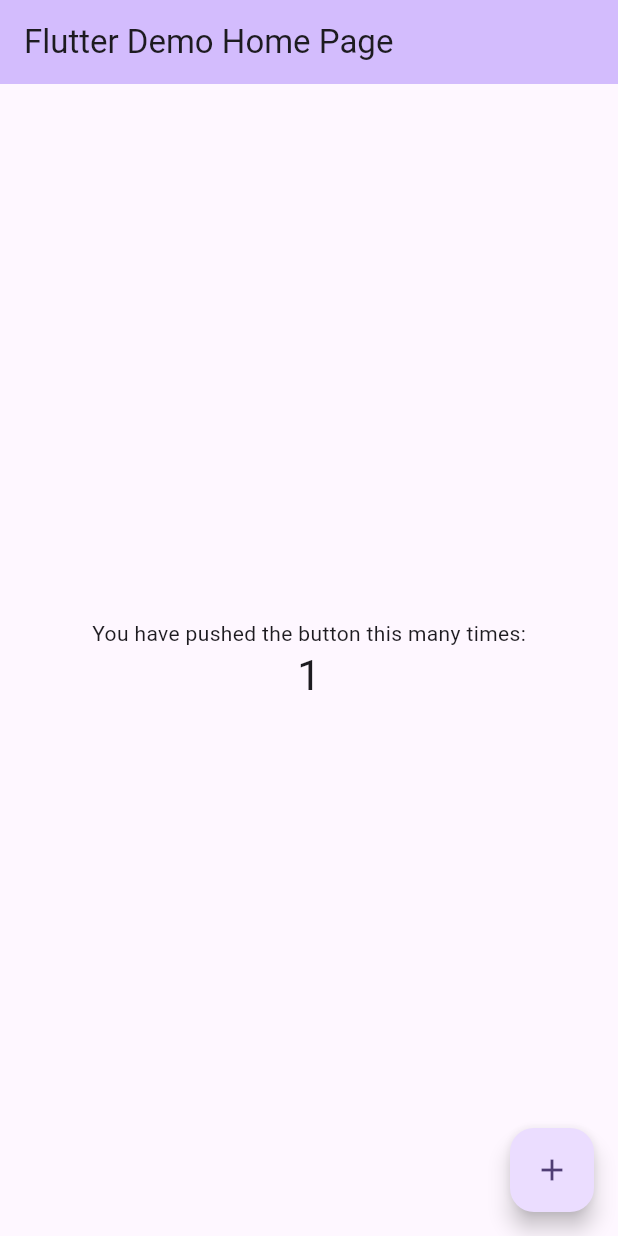
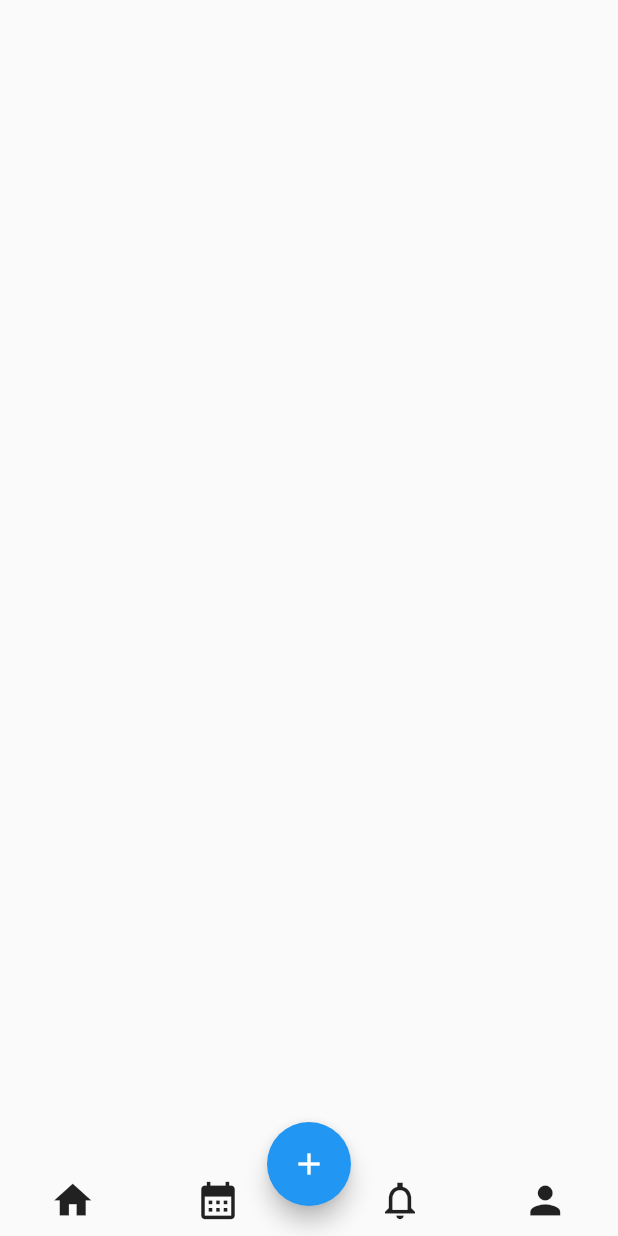
Before and after one commit to elbadritarek/to_do_app, a Flutter app: the screen it shows after launch, after a tap on the "add" icon, on a phone screen of 412 x 824 dp. Run offline on Flutter 3.47's test engine with Material 2 defaults, Android fonts, the phone set to English and light mode, and no system bars.

Commit message:
create home view and add bottomNavigationBar

```diff
--- a/lib/main.dart
+++ b/lib/main.dart
@@ -1,125 +1,18 @@
 import 'package:flutter/material.dart';
+import 'package:to_do_app/views/home_view.dart';
 
 void main() {
-  runApp(const MyApp());
+  runApp(const TodoApp());
 }
 
-class MyApp extends StatelessWidget {
-  const MyApp({super.key});
+class TodoApp extends StatelessWidget {
+  const TodoApp({super.key});
 
   // This widget is the root of your application.
   @override
   Widget build(BuildContext context) {
     return MaterialApp(
-      title: 'Flutter Demo',
-      theme: ThemeData(
-        // This is the theme of your application.
-        //
-        // TRY THIS: Try running your application with "flutter run". You'll see
-        // the application has a blue toolbar. Then, without quitting the app,
-        // try changing the seedColor in the colorScheme below to Colors.green
-        // and then invoke "hot reload" (save your changes or press the "hot
-        // reload" button in a Flutter-supported IDE, or press "r" if you used
-        // the command line to start the app).
-        //
-        // Notice that the counter didn't reset back to zero; the application
-        // state is not lost during the reload. To reset the state, use hot
-        // restart instead.
-        //
-        // This works for code too, not just values: Most code changes can be
-        // tested with just a hot reload.
-        colorScheme: ColorScheme.fromSeed(seedColor: Colors.deepPurple),
-        useMaterial3: true,
-      ),
-      home: const MyHomePage(title: 'Flutter Demo Home Page'),
+      home: HomeView(),
     );
   }
 }
-
-class MyHomePage extends StatefulWidget {
-  const MyHomePage({super.key, required this.title});
-
-  // This widget is the home page of your application. It is stateful, meaning
-  // that it has a State object (defined below) that contains fields that affect
-  // how it looks.
-
-  // This class is the configuration for the state. It holds the values (in this
-  // case the title) provided by the parent (in this case the App widget) and
-  // used by the build method of the State. Fields in a Widget subclass are
-  // always marked "final".
-
-  final String title;
-
-  @override
-  State<MyHomePage> createState() => _MyHomePageState();
-}
-
-class _MyHomePageState extends State<MyHomePage> {
-  int _counter = 0;
-
-  void _incrementCounter() {
-    setState(() {
-      // This call to setState tells the Flutter framework that something has
-      // changed in this State, which causes it to rerun the build method below
-      // so that the display can reflect the updated values. If we changed
-      // _counter without calling setState(), then the build method would not be
-      // called again, and so nothing would appear to happen.
-      _counter++;
-    });
-  }
-
-  @override
-  Widget build(BuildContext context) {
-    // This method is rerun every time setState is called, for instance as done
-    // by the _incrementCounter method above.
-    //
-    // The Flutter framework has been optimized to make rerunning build methods
-    // fast, so that you can just rebuild anything that needs updating rather
-    // than having to individually change instances of widgets.
-    return Scaffold(
-      appBar: AppBar(
-        // TRY THIS: Try changing the color here to a specific color (to
-        // Colors.amber, perhaps?) and trigger a hot reload to see the AppBar
-        // change color while the other colors stay the same.
-        backgroundColor: Theme.of(context).colorScheme.inversePrimary,
-        // Here we take the value from the MyHomePage object that was created by
-        // the App.build method, and use it to set our appbar title.
-        title: Text(widget.title),
-      ),
-      body: Center(
-        // Center is a layout widget. It takes a single child and positions it
-        // in the middle of the parent.
-        child: Column(
-          // Column is also a layout widget. It takes a list of children and
-          // arranges them vertically. By default, it sizes itself to fit its
-          // children horizontally, and tries to be as tall as its parent.
-          //
-          // Column has various properties to control how it sizes itself and
-          // how it positions its children. Here we use mainAxisAlignment to
-          // center the children vertically; the main axis here is the vertical
-          // axis because Columns are vertical (the cross axis would be
-          // horizontal).
-          //
-          // TRY THIS: Invoke "debug painting" (choose the "Toggle Debug Paint"
-          // action in the IDE, or press "p" in the console), to see the
-          // wireframe for each widget.
-          mainAxisAlignment: MainAxisAlignment.center,
-          children: <Widget>[
-            const Text(
-              'You have pushed the button this many times:',
-            ),
-            Text(
-              '$_counter',
-              style: Theme.of(context).textTheme.headlineMedium,
-            ),
-          ],
-        ),
-      ),
-      floatingActionButton: FloatingActionButton(
-        onPressed: _incrementCounter,
-        tooltip: 'Increment',
-        child: const Icon(Icons.add),
-      ), // This trailing comma makes auto-formatting nicer for build methods.
-    );
-  }
-}
--- /dev/null
+++ b/lib/views/home_view.dart
@@ -0,0 +1,49 @@
+import 'package:flutter/material.dart';
+
+class HomeView extends StatelessWidget {
+  const HomeView({super.key});
+
+  @override
+  Widget build(BuildContext context) {
+    return Scaffold(
+      bottomNavigationBar: Row(
+        children: [
+          Spacer(flex: 1),
+          IconButton(
+              onPressed: () {},
+              icon: Icon(
+                Icons.home,
+                size: 30,
+              )),
+          Spacer(flex: 2),
+          IconButton(
+              onPressed: () {},
+              icon: Icon(
+                Icons.calendar_month,
+                size: 30,
+              )),
+          Spacer(flex: 3),
+          IconButton(
+              onPressed: () {},
+              icon: Icon(
+                Icons.notifications_none_sharp,
+                size: 30,
+              )),
+          Spacer(flex: 2),
+          IconButton(
+              onPressed: () {},
+              icon: Icon(
+                Icons.person,
+                size: 30,
+              )),
+          Spacer(flex: 1),
+        ],
+      ),
+      floatingActionButton: FloatingActionButton(
+        child: Icon(Icons.add),
+        onPressed: () {},
+      ),
+      floatingActionButtonLocation: FloatingActionButtonLocation.centerDocked,
+    );
+  }
+}
```
Also changed, not shown: 1 other file.
